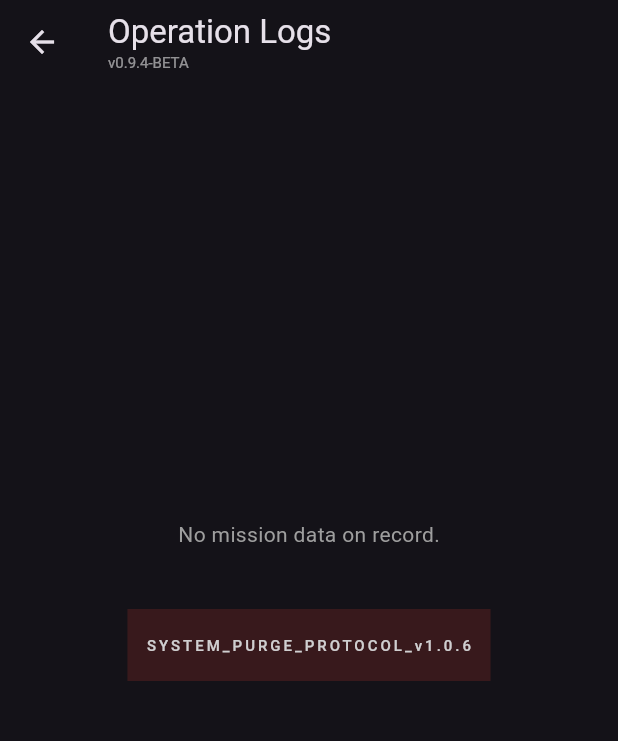
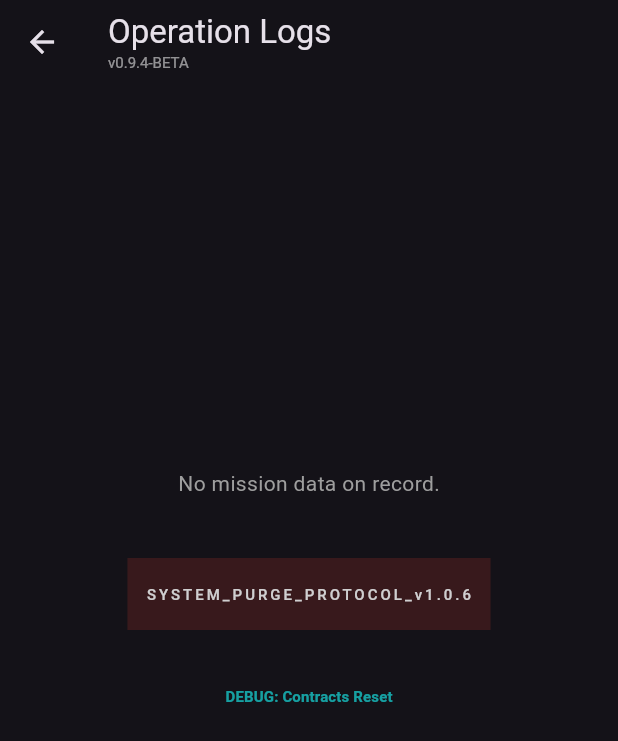
Before and after one commit to plasticus/mars_osc, a Flutter app: the MissionLogsScreen screen opened directly, on a phone screen of 412 x 824 dp. Shown: the top 741 px of the screen. Run offline on Flutter 3.47's test engine with Material 3 defaults, Android fonts, the phone set to English and light mode, and no system bars; our stand-ins replace cloud_firestore, firebase_auth, firebase_core, google_sign_in, shared_preferences; accounts and stored records are empty.

Commit message:
contract troubleshooting

```diff
--- a/lib/screens/mission_logs_screen.dart
+++ b/lib/screens/mission_logs_screen.dart
@@ -74,26 +74,54 @@ class MissionLogsScreen extends StatelessWidget {
     );
   }
 
+// Locate the _buildHiddenResetButton method in mission_logs_screen.dart and update it:
+
   Widget _buildHiddenResetButton(BuildContext context, GameState state) {
     return Padding(
-      padding: const EdgeInsets.only(top: 40, bottom: 80), // Added more bottom padding
+      padding: const EdgeInsets.only(top: 40, bottom: 80),
       child: Center(
-        child: Opacity(
-          opacity: 0.8, // CRANKED UP: Change 0.15 to 0.8 for testing
+        child: Column(
+          children: [
+            // Existing Purge Button
+            Opacity(
+              opacity: 0.8,
               child: Container(
-            color: Colors.red.withValues(alpha: 0.2), // ADDED: Slight red box for visibility
+                color: Colors.red.withValues(alpha: 0.2),
                 child: TextButton(
                   onPressed: () => _showResetDialog(context, state),
                   child: const Text(
                     "SYSTEM_PURGE_PROTOCOL_v1.0.6",
                     style: TextStyle(
-                    color: Colors.white, // Changed to white for testing
+                        color: Colors.white,
                         fontSize: 10,
                         letterSpacing: 2
                     ),
                   ),
                 ),
               ),
+            ),
+            const SizedBox(height: 20), // Spacing between buttons
+            // NEW Debug Button
+            Opacity(
+              opacity: 0.6,
+              child: TextButton(
+                onPressed: () {
+                  state.generateNewMissions(); // Calls your existing 2-hour logic
+                  ScaffoldMessenger.of(context).showSnackBar(
+                      const SnackBar(content: Text("DEBUG: Contract Board Replenished"))
+                  );
+                },
+                child: const Text(
+                  "DEBUG: Contracts Reset",
+                  style: TextStyle(
+                    color: Colors.cyanAccent,
+                    fontSize: 10,
+                    fontWeight: FontWeight.bold,
+                  ),
+                ),
+              ),
+            ),
+          ],
         ),
       ),
     );
```
Also changed, not shown: lib/screens/dry_dock_screen.dart (line endings or trailing spaces). Lines whose indentation alone changed are shown as unchanged.
